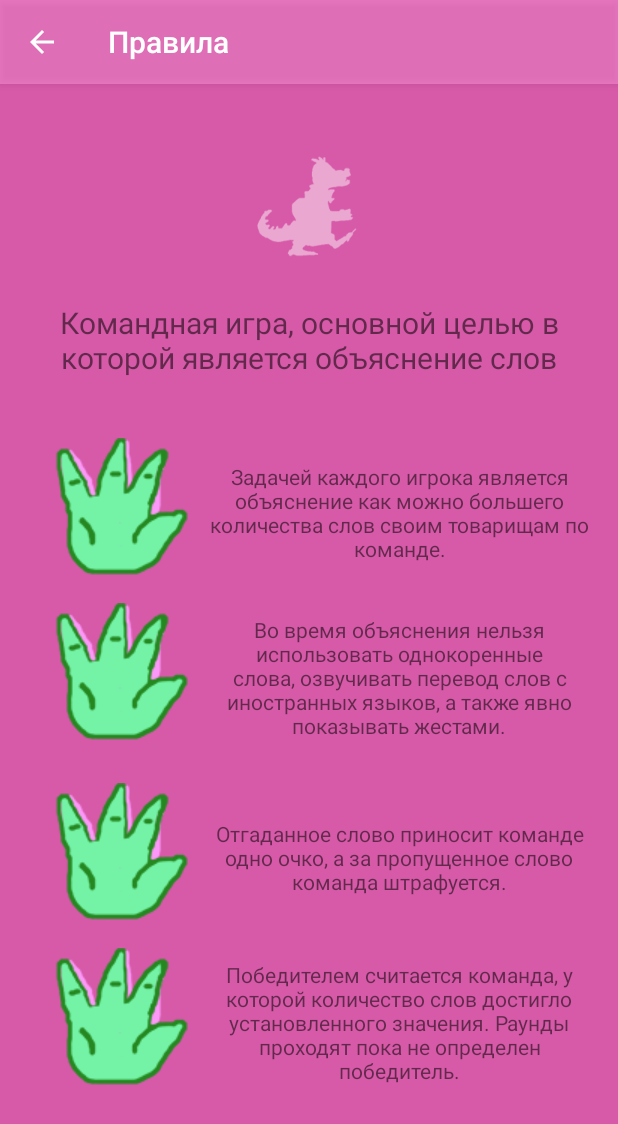
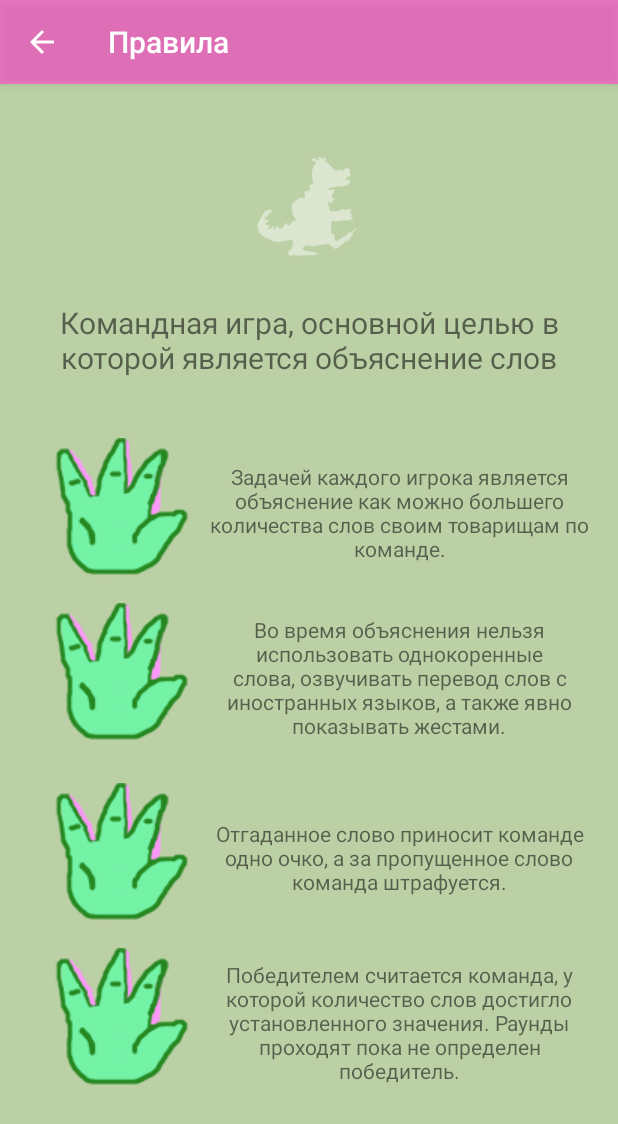
Before and after one commit to kewbr/talking_crocodile, an Android app: the Rules screen opened directly, with no data from a screen before it, on a phone screen of 412 x 824 dp. Shown: the top 1124 px of the screen. Run offline under Robolectric (Android 15) with nearby library versions, the phone set to English and light mode, and no system bars; libraries missing offline, so code that uses them is left out: com.crashlytics.android; Roboto replaces fonts that are not available here.

Commit message:
Change color

```diff
--- a/Source code/app/src/main/res/layout/rules_screen.xml
+++ b/Source code/app/src/main/res/layout/rules_screen.xml
@@ -4,7 +4,7 @@
     xmlns:tools="http://schemas.android.com/tools"
     android:layout_width="match_parent"
     android:layout_height="match_parent"
-    android:background="@color/colorPrimaryDark"
+    android:background="@color/buttonColor"
     android:minHeight="250dp">
 
     <ImageView
```
